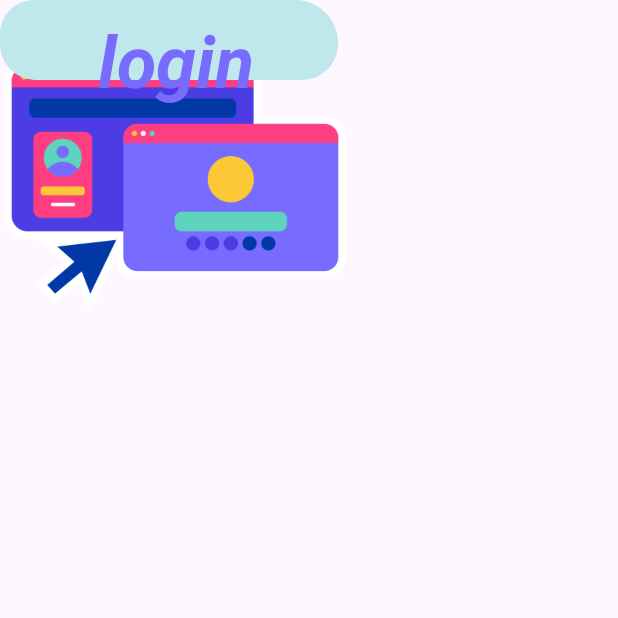
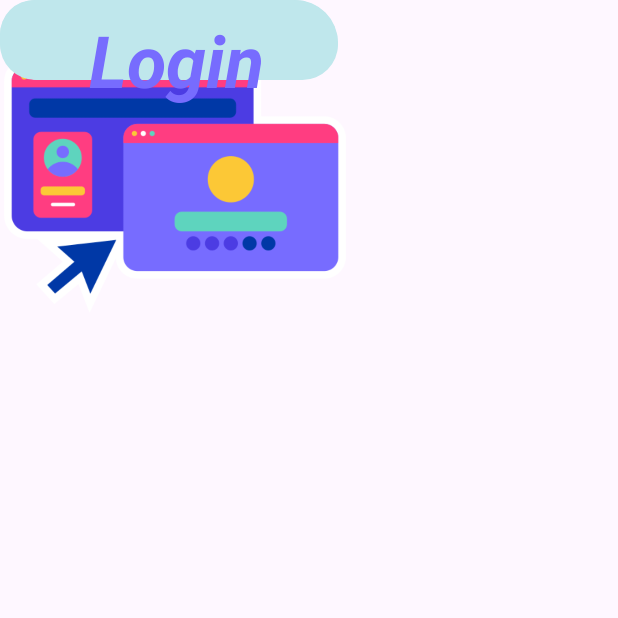
Before and after one commit to Ayya990/projet_federe, an Android app: the screen it shows after launch (MainActivity), on a phone screen of 412 x 824 dp, the top half of it. Run offline under Robolectric (Android 15) with nearby library versions, the phone set to English and light mode, and no system bars.

```diff
--- a/app/src/main/res/layout/activity_main.xml
+++ b/app/src/main/res/layout/activity_main.xml
@@ -43,7 +43,7 @@
         android:layout_width="235dp"
         android:layout_height="80dp"
         android:gravity="center"
-        android:text="login"
+        android:text="Login"
         android:textColor="#776CFE"
         android:textSize="48sp"
         android:textStyle="bold|italic"
```
